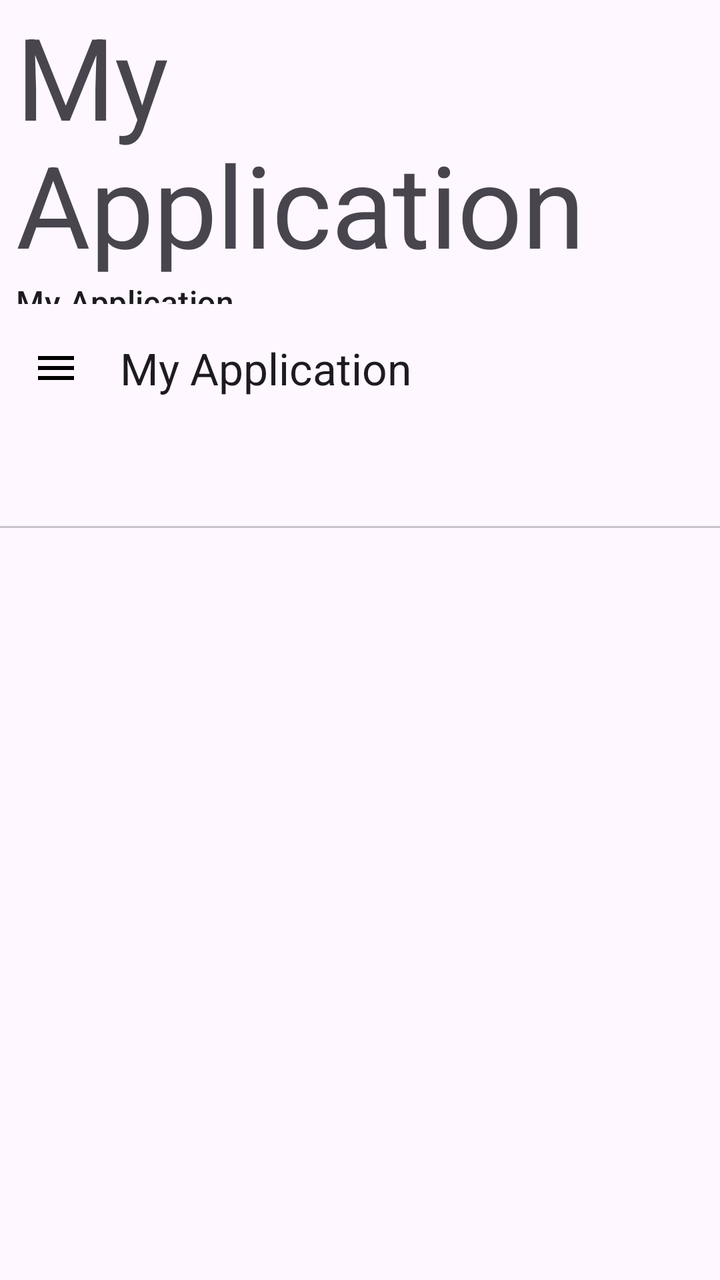
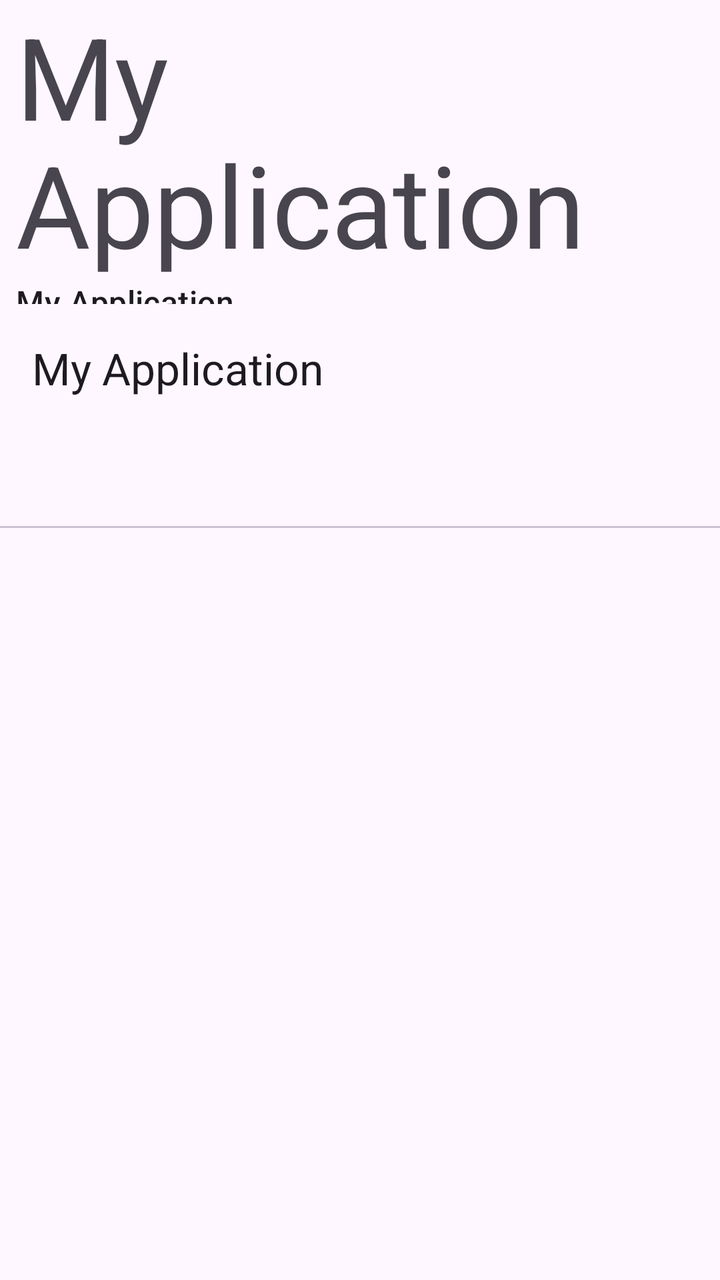

Screens rendered from an Android XML layout before and after an edit, with the pre-edit source and the edit as a unified diff.
<!-- AndroidManifest.xml: application theme Theme.MyApplication -->
<!-- res/layout/layout_appbar.xml -->
<?xml version="1.0" encoding="utf-8"?>
<com.google.android.material.appbar.AppBarLayout xmlns:android="http://schemas.android.com/apk/res/android"
    android:layout_width="match_parent"
    android:layout_height="wrap_content"
    xmlns:app="http://schemas.android.com/apk/res-auto">


<com.google.android.material.appbar.CollapsingToolbarLayout
    style="?attr/collapsingToolbarLayoutLargeStyle"
    android:id="@+id/collapsing_toolbar_layout"
    android:layout_width="match_parent"
    app:layout_scrollEffect="compress"
    android:layout_height="?attr/collapsingToolbarLayoutLargeSize"
    app:layout_scrollFlags="scroll|exitUntilCollapsed|snap">

    
    <include layout="@layout/layout_stats"/>

</com.google.android.material.appbar.CollapsingToolbarLayout>


<com.google.android.material.appbar.MaterialToolbar
    android:layout_width="match_parent"
    android:layout_height="?attr/actionBarSize"
    android:id="@+id/toolbar"
    app:layout_scrollFlags="scroll|enterAlways|snap"
    app:navigationIcon="@drawable/baseline_menu_24"
    app:title="@string/app_name"/>


<com.google.android.material.tabs.TabLayout
    android:id="@+id/tab_layout"
    android:layout_width="match_parent"
    android:layout_height="wrap_content"
    app:tabMode="scrollable"/>

</com.google.android.material.appbar.AppBarLayout>
<!-- res/layout/layout_stats.xml (included above) -->
<?xml version="1.0" encoding="utf-8"?>
<LinearLayout xmlns:android="http://schemas.android.com/apk/res/android"
    android:layout_width="match_parent"
    android:layout_height="wrap_content"
    android:orientation="vertical">
    <TextView
        android:layout_width="match_parent"
        android:layout_height="wrap_content"
        android:text="@string/app_name"
        android:id="@+id/account_balance_hbar"
        style="@style/TextAppearance.Material3.DisplayLarge"
        android:layout_marginStart="8dp"/>
    <TextView
        android:layout_width="match_parent"
        android:layout_height="wrap_content"
        android:text="@string/app_name"
        android:id="@+id/account_balance_usd"
        style="@style/TextAppearance.Material3.TitleMedium"
        android:layout_marginStart="8dp"/>
</LinearLayout>
<!-- resources referenced by this layout -->
<resources>
  <!-- drawable baseline_menu_24 (drawable) -->
  <vector xmlns:android="http://schemas.android.com/apk/res/android" android:height="24dp" android:tint="#000000" android:viewportHeight="24" android:viewportWidth="24" android:width="24dp">
        
      <path android:fillColor="@android:color/white" android:pathData="M3,18h18v-2L3,16v2zM3,13h18v-2L3,11v2zM3,6v2h18L21,6L3,6z"/>
      
  </vector>
  <string name="app_name">My Application</string>
  <style name="Theme.MyApplication" parent="Base.Theme.MyApplication" />
  <style name="Base.Theme.MyApplication" parent="Theme.Material3.DayNight.NoActionBar">
      
      
  </style>
</resources>

<!-- the commit's change to res/layout/layout_appbar.xml (unified diff, before → after) -->
@@ -24,7 +24,6 @@
     android:layout_height="?attr/actionBarSize"
     android:id="@+id/toolbar"
     app:layout_scrollFlags="scroll|enterAlways|snap"
-    app:navigationIcon="@drawable/baseline_menu_24"
     app:title="@string/app_name"/>
 
 
<!-- resource entries referenced after the edit -->
@@ -1,11 +1,5 @@
 <!-- resources referenced by this layout -->
 <resources>
-  <!-- drawable baseline_menu_24 (drawable) -->
-  <vector xmlns:android="http://schemas.android.com/apk/res/android" android:height="24dp" android:tint="#000000" android:viewportHeight="24" android:viewportWidth="24" android:width="24dp">
-        
-      <path android:fillColor="@android:color/white" android:pathData="M3,18h18v-2L3,16v2zM3,13h18v-2L3,11v2zM3,6v2h18L21,6L3,6z"/>
-      
-  </vector>
   <string name="app_name">My Application</string>
   <style name="Theme.MyApplication" parent="Base.Theme.MyApplication" />
   <style name="Base.Theme.MyApplication" parent="Theme.Material3.DayNight.NoActionBar">
